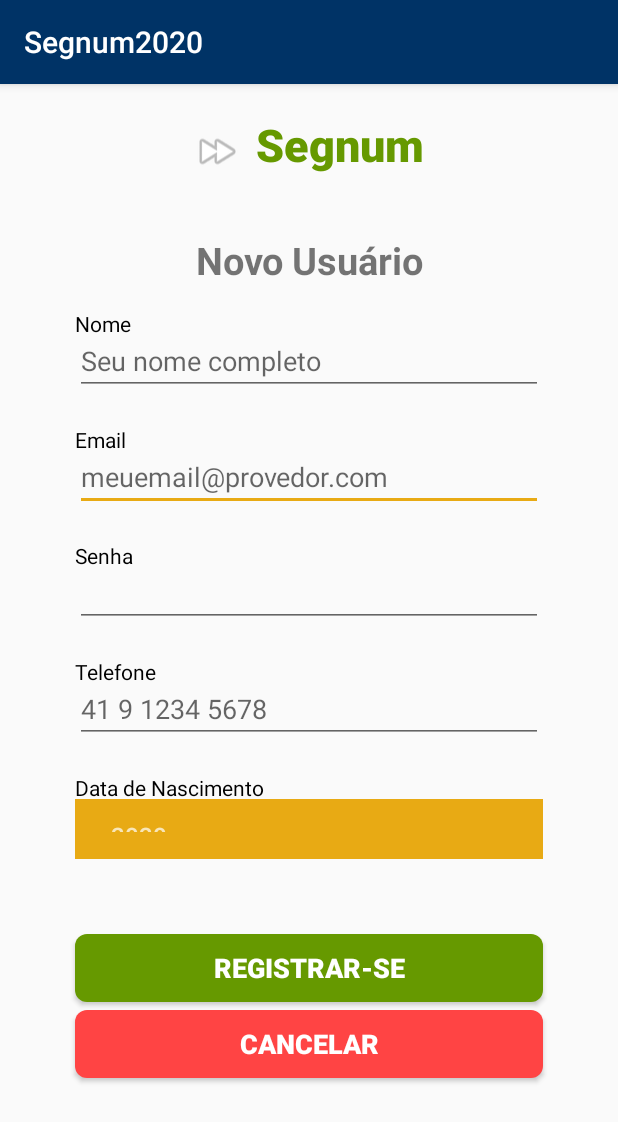
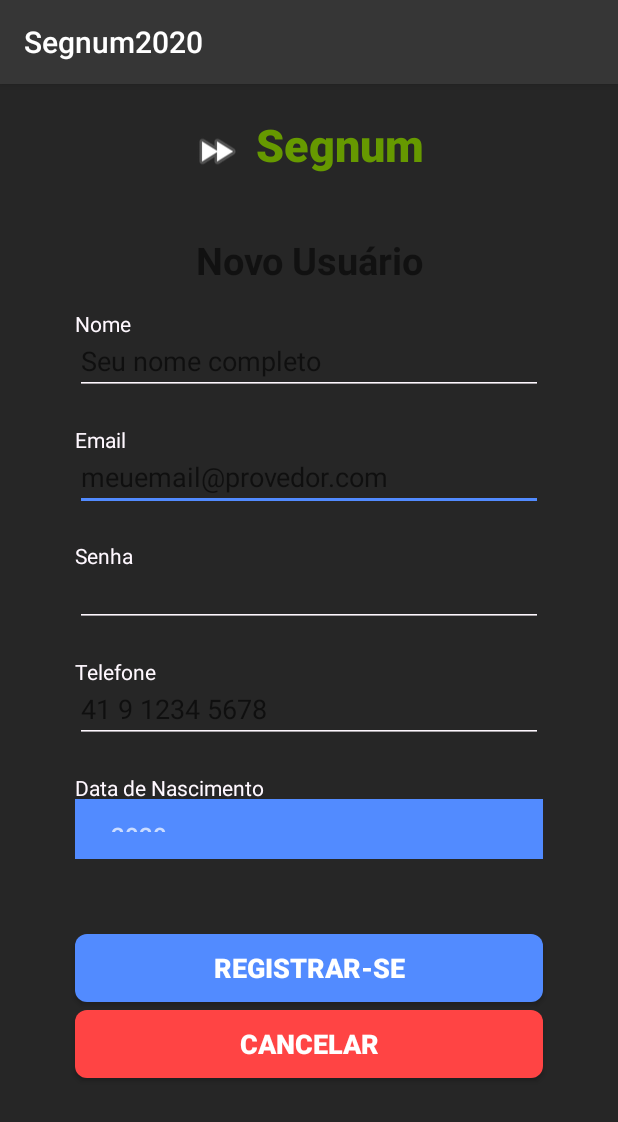
Before and after one commit to AndreValvassori/Segnum2020, an Android app: the RegisterActivity screen opened directly, with no data from a screen before it, on a phone screen of 412 x 824 dp. Shown: the top 1122 px of the screen. Run offline under Robolectric (Android 15) with nearby library versions, the phone set to English and light mode, and no system bars.

Commit message:
Dark-Theme

```diff
--- a/app/src/main/res/drawable-v24/roundedbutton.xml
+++ b/app/src/main/res/drawable-v24/roundedbutton.xml
@@ -3,7 +3,8 @@
     android:layout_height="match_parent"
     android:layout_width="match_parent"
     android:shape="rectangle">
-    <solid android:color="@color/colorPrimaryDark" />
+<!--    <solid android:color="@color/colorPrimaryDark" />-->
+    <solid android:color="@color/colorAccent" />
     <corners android:bottomRightRadius="8dp"
         android:bottomLeftRadius="8dp"
         android:topRightRadius="8dp"
--- a/app/src/main/res/layout/activity_register.xml
+++ b/app/src/main/res/layout/activity_register.xml
@@ -4,7 +4,8 @@
     xmlns:tools="http://schemas.android.com/tools"
     android:layout_width="match_parent"
     android:layout_height="match_parent"
-    tools:context="com.andrevalvassori.segnum2020.Controller.RegisterActivity">
+    tools:context="com.andrevalvassori.segnum2020.Controller.RegisterActivity"
+    android:background="@color/colorPrimaryDark">
 
     <LinearLayout
         android:orientation="horizontal"
@@ -50,7 +51,7 @@
         android:text="@string/email"
         android:layout_marginLeft="50dp"
         android:layout_marginRight="50dp"
-        android:textColor="@android:color/black"/>
+        android:textColor="@color/colorWhite"/>
 
     <EditText
         android:id="@+id/et_register_email"
@@ -62,6 +63,7 @@
         android:layout_marginTop="0dp"
         android:textAlignment="textStart"
         android:text=""
+        android:textColor="@color/colorWhite"
         android:inputType="textEmailAddress"
         android:hint="@string/meuemail"/>
 
@@ -75,7 +77,7 @@
         android:text="@string/pass"
         android:layout_marginLeft="50dp"
         android:layout_marginRight="50dp"
-        android:textColor="@android:color/black"/>
+        android:textColor="@color/colorWhite"/>
 
     <EditText
         android:id="@+id/et_register_pass"
@@ -86,6 +88,7 @@
         android:layout_marginRight="50dp"
         android:layout_marginTop="0dp"
         android:textAlignment="textStart"
+        android:textColor="@color/colorWhite"
         android:text=""
         android:inputType="textPassword"/>
 
@@ -99,7 +102,7 @@
         android:text="@string/nome"
         android:layout_marginLeft="50dp"
         android:layout_marginRight="50dp"
-        android:textColor="@android:color/black"/>
+        android:textColor="@color/colorWhite"/>
 
     <EditText
         android:id="@+id/et_register_name"
@@ -112,6 +115,7 @@
         android:textAlignment="textStart"
         android:text=""
         android:inputType="text"
+        android:textColor="@color/colorWhite"
         android:hint="@string/nomecompleto"/>
 
     <TextView
@@ -124,7 +128,7 @@
         android:text="@string/telefone"
         android:layout_marginLeft="50dp"
         android:layout_marginRight="50dp"
-        android:textColor="@android:color/black"/>
+        android:textColor="@color/colorWhite"/>
 
     <EditText
         android:id="@+id/et_register_phone"
@@ -137,7 +141,8 @@
         android:textAlignment="textStart"
         android:text=""
         android:inputType="phone"
-        android:hint="@string/telefonevalue"/>
+        android:hint="@string/telefonevalue"
+        android:textColor="@color/colorWhite"/>
 
     <TextView
         android:id="@+id/tv_register_birthday"
@@ -149,7 +154,7 @@
         android:text="@string/datanascimento"
         android:layout_marginLeft="50dp"
         android:layout_marginRight="50dp"
-        android:textColor="@android:color/black"/>
+        android:textColor="@color/colorWhite"/>
 
     <DatePicker
         android:id="@+id/dp_register_birthday"
@@ -158,8 +163,8 @@
         android:layout_below="@id/tv_register_birthday"
         android:layout_marginLeft="50dp"
         android:layout_marginRight="50dp"
-        android:backgroundTint="@android:color/white"
-        android:calendarTextColor="@android:color/black" />
+        android:backgroundTint="@color/colorPrimaryDark"
+        android:calendarTextColor="@color/colorWhite" />
 
     <Button
         android:id="@+id/btn_register_register"
@@ -170,7 +175,6 @@
         android:layout_marginTop="50dp"
         android:layout_marginRight="50dp"
         android:background="@drawable/roundedbutton"
-        android:backgroundTint="@android:color/holo_green_dark"
         android:onClick="btnRegisterOnClick"
         android:text="@string/registrar"
         android:textColor="@android:color/white"
--- a/app/src/main/res/values/colors.xml
+++ b/app/src/main/res/values/colors.xml
@@ -2,13 +2,31 @@
 <resources>
 <!--    <color name="colorPrimary">#6200EE</color>-->
 <!--    <color name="colorPrimaryDark">#3700B3</color>-->
-    <color name="colorPrimary">#003366</color>
-    <color name="colorPrimaryDark">#002255</color>
-    <color name="colorAccent">#E8AA14</color>
+    <color name="colorPrimary">#363636</color>
+    <color name="colorPrimaryDark">#262626</color>
+    <color name="colorAccent">#528BFF</color>
     <color name="colorPink">#FF4081</color>
-    <color name="colorWhite">#FFFFFF</color>
+    <color name="colorWhite">#FFF8FF</color>
     <color name="greyColor">#AAA</color>
     <color name="greyOne">#2C3E50</color>
     <color name="cyanColor">#1BBC9B</color>
     <color name="orangeTwo">#B5595F</color>
+
+    <color name="greyTwo">#121212</color>
+    <color name="greyThree">#191919</color>
+    <color name="greyFour">#1D1D1D</color>
+    <color name="greyFive">#1F1F1F</color>
+    <color name="greySix">#292929</color>
+
+    <color name="p1c1">#232931</color>
+    <color name="p1c2">#393E46</color>
+    <color name="p1c3">#4ECCA3</color>
+    <color name="p1c4">#EEEEEE</color>
+
+    <color name="p2c1">#262626</color>
+    <color name="p2c2">#363636</color>
+    <color name="p2c3">#ABB2BF</color>
+    <color name="p2c4">#528BFF</color>
+    <color name="p2c5">#FFF8FF</color>
+
 </resources>
--- a/app/src/main/res/values/styles.xml
+++ b/app/src/main/res/values/styles.xml
@@ -6,8 +6,8 @@
         <item name="colorPrimary">@color/colorPrimary</item>
         <item name="colorPrimaryDark">@color/colorPrimaryDark</item>
         <item name="colorAccent">@color/colorAccent</item>
-<!--        <item name="colorControlActivated">@color/colorWhite</item>-->
-<!--        <item name="colorControlNormal">@color/greyColor</item>-->
+        <item name="colorControlActivated">@color/colorAccent</item>
+        <item name="colorControlNormal">@color/colorWhite</item>
     </style>
 
     <style name="AppTheme.NoActionBar">
```
Also changed, not shown: app/src/main/res/layout/activity_login.xml (+10 -8 lines), app/src/main/res/layout/activity_send_alert.xml (+9 -3 lines), app/src/main/res/layout/recyclerview_events.xml (+25 -21 lines), 1 other file.
